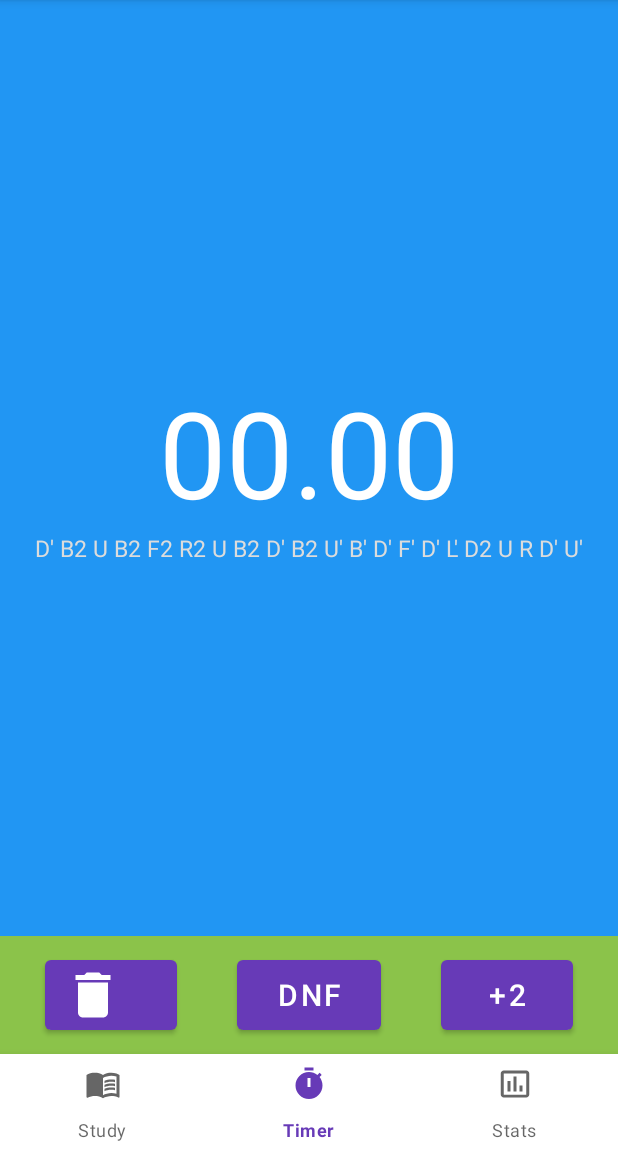
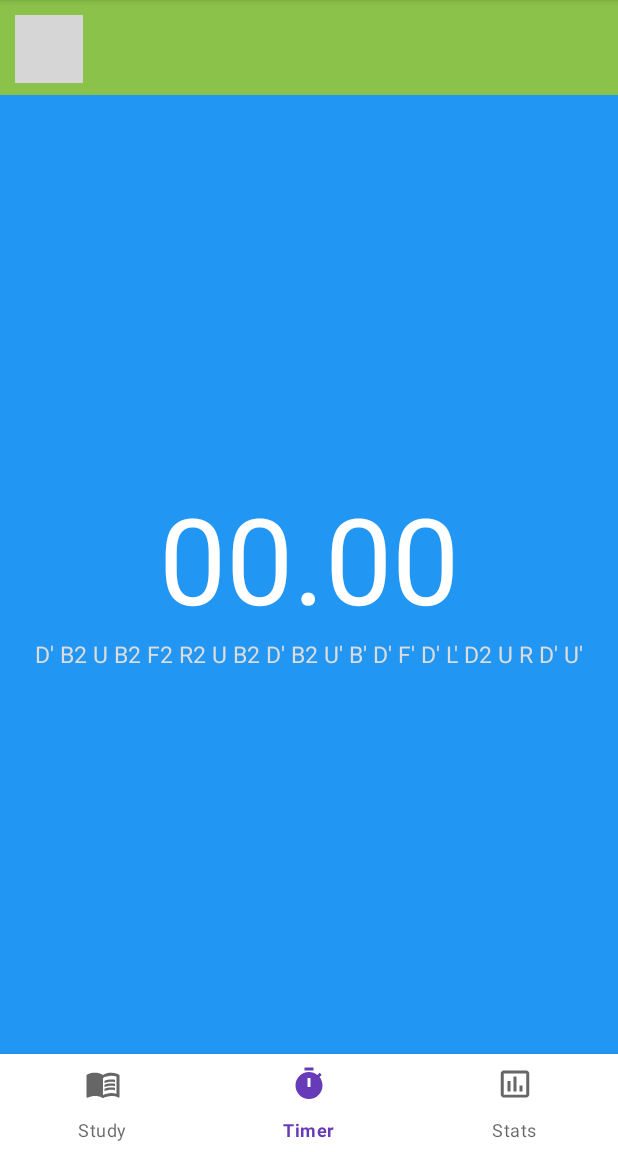
Before and after one commit to HarelPolak/BagrutProject, an Android app: the screen it shows after launch (MainActivity), on a phone screen of 412 x 824 dp, the part 84-1236 px from its top. Run offline under Robolectric (Android 15) with nearby library versions, the phone set to English and light mode, and no system bars; grey boxes are pictures that could not be loaded.

Commit message:
timer working whohoooooo (:

```diff
--- a/app/src/main/java/com/example/bagrutproject/MainActivity.java
+++ b/app/src/main/java/com/example/bagrutproject/MainActivity.java
@@ -28,6 +28,8 @@ public class MainActivity extends AppCompatActivity implements BottomNavigationV
         bottomNavigationView = findViewById(R.id.bottomNavigationView);
         bottomNavigationView.setOnNavigationItemSelectedListener(this);
         bottomNavigationView.setSelectedItemId(R.id.timer);
+
+        ScrambleGenerator.generateScramble3x3();
     }
     StudyFragment studyFragment = new StudyFragment();
     TimerFragment timerFragment = new TimerFragment();
--- /dev/null
+++ b/app/src/main/java/com/example/bagrutproject/ScrambleGenerator.java
@@ -0,0 +1,26 @@
+package com.example.bagrutproject;
+
+public class ScrambleGenerator {
+
+    static String[] moves3x3 = {"R", "R\'", "R2","L", "L\'", "L2","F", "F\'", "F2","B", "B\'", "B2","U", "U\'", "U2","D", "D\'", "D2"};
+
+    public static String generateScramble3x3(){
+        int scrambleLength = (int)(Math.random()*3+18);
+        String randomMove;
+        char moveLetter, prevMoveLetter;
+        String[] scramble = new String[scrambleLength];
+        for(int i=0; i<scrambleLength; i++){
+            randomMove = moves3x3[(int)(Math.random()*18)];
+            if(i!=0){
+                moveLetter = randomMove.charAt(0);
+                prevMoveLetter = scramble[i-1].charAt(0);
+                while((moveLetter==prevMoveLetter) || (moveLetter=='R' && prevMoveLetter=='L') || (moveLetter=='F' && prevMoveLetter=='B') || (moveLetter=='U' && prevMoveLetter=='D')){
+                    randomMove = moves3x3[(int)(Math.random()*18)];
+                    moveLetter = randomMove.charAt(0);
+                }
+            }
+            scramble[i] = randomMove;
+        }
+        return String.join(" ", scramble);
+    }
+}
--- a/app/src/main/java/com/example/bagrutproject/TimerFragment.java
+++ b/app/src/main/java/com/example/bagrutproject/TimerFragment.java
@@ -57,7 +57,17 @@ public class TimerFragment extends Fragment implements View.OnTouchListener {
     @Override
     public void onDestroy() {
         super.onDestroy();
-        timerTask.cancel();
+        if(timerIsRunning){
+            timerTask.cancel();
+        }
+    }
+
+    @Override
+    public void onPause() {
+        super.onPause();
+        if(timerIsRunning){
+            timerTask.cancel();
+        }
     }
 
     @Override
--- a/app/src/main/res/layout/fragment_timer.xml
+++ b/app/src/main/res/layout/fragment_timer.xml
@@ -9,10 +9,27 @@
     tools:context=".TimerFragment"
     android:orientation="vertical">
 
+
     <LinearLayout
         android:layout_width="match_parent"
         android:layout_height="0dp"
-        android:layout_weight="8"
+        android:layout_weight="1"
+        android:background="@color/green"
+        android:orientation="horizontal">
+
+        <ImageButton
+            android:layout_width="45dp"
+            android:layout_height="45dp"
+            android:layout_margin="10dp"
+            android:background="@drawable/baseline_edit_note_24"
+            android:id="@+id/ivEdit"/>
+
+    </LinearLayout>
+
+    <LinearLayout
+        android:layout_width="match_parent"
+        android:layout_height="0dp"
+        android:layout_weight="10"
         android:id="@+id/view_timer_fragment"
         android:orientation="vertical"
         android:gravity="center">
@@ -38,45 +55,4 @@
 
     </LinearLayout>
 
-    <androidx.constraintlayout.widget.ConstraintLayout
-        android:layout_width="match_parent"
-        android:layout_height="0dp"
-        android:layout_weight="1"
-        android:background="@color/green">
-
-        <Button
-            android:id="@+id/btnPlus2"
-            android:layout_width="0dp"
-            android:text="+2"
-            android:textSize="20dp"
-            android:layout_height="match_parent"
-            app:layout_constraintEnd_toEndOf="parent"
-            android:layout_marginVertical="10dp"
-            android:layout_marginHorizontal="30dp"/>
-
-        <Button
-            android:id="@+id/btnDnf"
-            android:layout_width="0dp"
-            android:text="DNF"
-            android:textSize="20dp"
-            android:layout_height="match_parent"
-            app:layout_constraintEnd_toStartOf="@+id/btnPlus2"
-            app:layout_constraintStart_toEndOf="@+id/btnTrash"
-            android:layout_marginVertical="10dp"
-            android:layout_marginHorizontal="40dp" />
-
-        <com.google.android.material.button.MaterialButton
-            style="@style/Widget.MaterialComponents.Button.Icon"
-            app:icon="@drawable/baseline_delete_24"
-            app:iconSize="40dp"
-            app:iconPadding="0dp"
-            android:id="@+id/btnTrash"
-            android:layout_width="0dp"
-            android:layout_height="match_parent"
-            app:layout_constraintStart_toStartOf="parent"
-            android:layout_marginVertical="10dp"
-            android:layout_marginHorizontal="30dp"/>
-
-    </androidx.constraintlayout.widget.ConstraintLayout>
-
 </LinearLayout>
```
